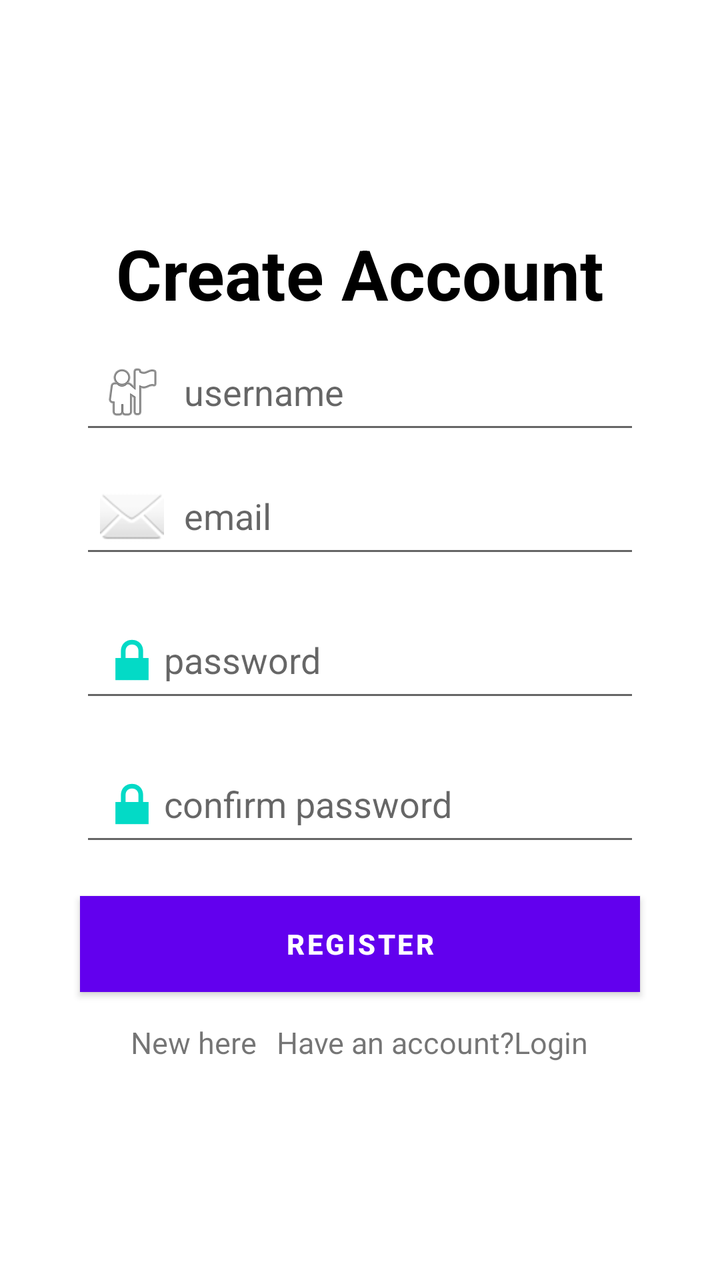
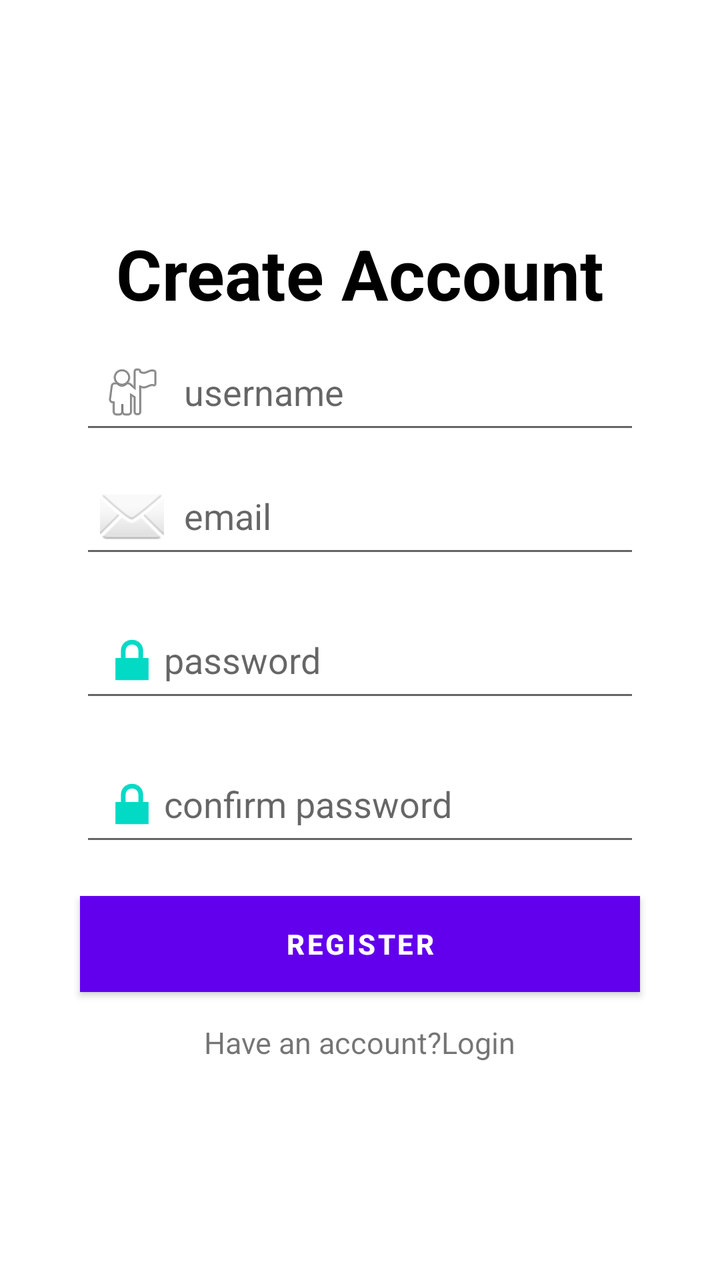

Screens rendered from an Android XML layout before and after an edit, with the pre-edit source and the edit as a unified diff.
<!-- AndroidManifest.xml: application theme Theme.Food_Reviews -->
<!-- res/layout/activity_register.xml -->
<?xml version="1.0" encoding="utf-8"?>
<androidx.constraintlayout.widget.ConstraintLayout xmlns:android="http://schemas.android.com/apk/res/android"
    xmlns:app="http://schemas.android.com/apk/res-auto"
    xmlns:tools="http://schemas.android.com/tools"
    android:id="@+id/main"
    android:layout_width="match_parent"
    android:layout_height="match_parent"
    tools:context=".RegisterActivity">

    <LinearLayout
        android:layout_width="match_parent"
        android:layout_height="match_parent"
        android:orientation="vertical"
        android:gravity="center"
        android:layout_margin="30dp">

        <TextView
            android:id="@+id/textView"
            android:layout_width="match_parent"
            android:layout_height="wrap_content"
            android:text="Create Account"
            android:textSize="35dp"
            android:textStyle="bold"
            android:textColor="@color/black"
            android:textAlignment="center"
            android:padding="10dp"
            />

        <EditText
            android:id="@+id/username"
            android:layout_width="match_parent"
            android:layout_height="wrap_content"
            android:drawableLeft="@android:drawable/ic_menu_myplaces"
            android:ems="10"
            android:inputType="text"
            android:hint="username"
            android:padding="10dp"
            android:drawablePadding="10dp"
            android:layout_marginHorizontal="10dp"/>

        <EditText
            android:id="@+id/email"
            android:layout_width="match_parent"
            android:layout_height="wrap_content"
            android:drawableLeft="@android:drawable/ic_dialog_email"
            android:ems="10"
            android:hint="email"
            android:inputType="textEmailAddress"
            android:padding="10dp"
            android:drawablePadding="10dp"
            android:layout_margin="10dp"/>

        <EditText
            android:id="@+id/password"
            android:layout_width="match_parent"
            android:layout_height="wrap_content"
            android:layout_margin="10dp"
            android:drawableLeft="@android:drawable/ic_lock_lock"
            android:ems="10"
            android:hint="password"
            android:inputType="textPassword"
            android:padding="10dp" />
        <EditText
            android:id="@+id/confirmpassword"
            android:layout_width="match_parent"
            android:layout_height="wrap_content"
            android:layout_margin="10dp"
            android:drawableLeft="@android:drawable/ic_lock_lock"
            android:ems="10"
            android:hint="confirm password"
            android:inputType="textPassword"
            android:padding="10dp" />

        <Button
            android:id="@+id/register"
            android:layout_width="match_parent"
            android:layout_height="wrap_content"
            android:text="Register"
            android:layout_margin="10dp"
            android:textStyle="bold"
            android:background="@color/cardview_dark_background"
            android:textColor="@color/white"
            android:onClick="startFeed"/>

        <LinearLayout
            android:layout_width="wrap_content"
            android:layout_height="wrap_content"
            android:orientation="horizontal"

            >

            <TextView
                android:id="@+id/textView2"
                android:layout_width="wrap_content"
                android:layout_height="wrap_content"
                android:layout_weight="1"
                android:text="New here"
                android:textSize="15dp"
                android:padding="5dp"/>

            <TextView
                android:id="@+id/login"
                android:layout_width="wrap_content"
                android:layout_height="wrap_content"
                android:layout_weight="1"
                android:text="Have an account?Login"
                android:textSize="15dp"
                android:padding="5dp"
                android:onClick="loginUser"/>
        </LinearLayout>
    </LinearLayout>
</androidx.constraintlayout.widget.ConstraintLayout>
<!-- resources referenced by this layout -->
<resources>
  <color name="black">#FF000000</color>
  <color name="white">#FFFFFFFF</color>
  <style name="Theme.Food_Reviews" parent="Theme.MaterialComponents.DayNight.NoActionBar" />
</resources>

<!-- the commit's change to res/layout/activity_register.xml (unified diff, before → after) -->
@@ -90,15 +90,6 @@
             >
 
             <TextView
-                android:id="@+id/textView2"
-                android:layout_width="wrap_content"
-                android:layout_height="wrap_content"
-                android:layout_weight="1"
-                android:text="New here"
-                android:textSize="15dp"
-                android:padding="5dp"/>
-
-            <TextView
                 android:id="@+id/login"
                 android:layout_width="wrap_content"
                 android:layout_height="wrap_content"
